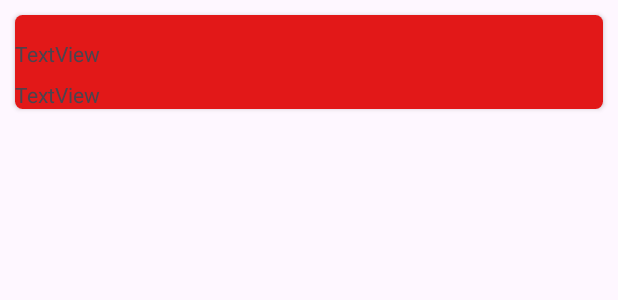
After one commit to giuseppe2028/NotesAppKotlin, an Android app: the layout card.xml on its own in the app's theme, with its tools: preview values and no code run, on a phone screen of 412 x 824 dp. The commit adds this screen. Shown: the top 300 px of the screen. Run offline under Robolectric (Android 15) with nearby library versions, the phone set to English and light mode, and no system bars.

Commit message:
Effettuato design pagina principale

```diff
--- /dev/null
+++ b/app/src/main/java/com/example/notesappkotlin/classes/ItemsViewModel.kt
@@ -0,0 +1,6 @@
+package com.example.notesappkotlin.classes
+
+class ItemsViewModel(val title:String,val text:String) {
+
+
+}
--- /dev/null
+++ b/app/src/main/res/drawable/baseline_add_circle_24.xml
@@ -0,0 +1,5 @@
+<vector android:height="24dp" android:tint="#000000"
+    android:viewportHeight="24" android:viewportWidth="24"
+    android:width="24dp" xmlns:android="http://schemas.android.com/apk/res/android">
+    <path android:fillColor="@android:color/white" android:pathData="M12,2C6.48,2 2,6.48 2,12s4.48,10 10,10 10,-4.48 10,-10S17.52,2 12,2zM17,13h-4v4h-2v-4L7,13v-2h4L11,7h2v4h4v2z"/>
+</vector>
--- /dev/null
+++ b/app/src/main/res/layout/card.xml
@@ -0,0 +1,41 @@
+<?xml version="1.0" encoding="utf-8"?>
+
+<!--Per spaziare i card usare il margin; e per riavvicinare di molto le card utilizziamo il wrap content-->
+<androidx.cardview.widget.CardView
+    xmlns:android="http://schemas.android.com/apk/res/android"
+    xmlns:app="http://schemas.android.com/apk/res-auto"
+    xmlns:tools="http://schemas.android.com/tools"
+    android:layout_width="match_parent"
+    android:layout_height="wrap_content"
+    android:layout_margin="10dp"
+    app:cardCornerRadius="5dp"
+    android:elevation="12dp">
+
+    <LinearLayout
+        android:layout_width="match_parent"
+        android:layout_height="wrap_content"
+        android:orientation="vertical"
+        app:layout_constraintBottom_toBottomOf="parent"
+        app:layout_constraintEnd_toEndOf="parent"
+        app:layout_constraintHorizontal_bias="0.0"
+        app:layout_constraintStart_toStartOf="parent"
+        app:layout_constraintTop_toTopOf="parent"
+        app:layout_constraintVertical_bias="0.023"
+        tools:background="@color/rosso">
+
+        <TextView
+            android:id="@+id/textView2"
+            android:layout_width="match_parent"
+            android:layout_height="wrap_content"
+            android:layout_marginTop="16dp"
+            android:text="TextView" />
+
+        <TextView
+            android:id="@+id/textView3"
+            android:layout_width="match_parent"
+            android:layout_height="wrap_content"
+            android:layout_marginTop="8dp"
+            android:text="TextView" />
+    </LinearLayout>
+
+</androidx.cardview.widget.CardView>
--- a/app/src/main/res/values/colors.xml
+++ b/app/src/main/res/values/colors.xml
@@ -2,4 +2,6 @@
 <resources>
     <color name="black">#FF000000</color>
     <color name="white">#FFFFFFFF</color>
+    <color name="lightBlack">#2D2727</color>
+    <color name="rosso">#E21818</color>
 </resources>
--- a/app/src/main/res/values/strings.xml
+++ b/app/src/main/res/values/strings.xml
@@ -1,3 +1,4 @@
 <resources>
     <string name="app_name">NotesAppKotlin</string>
+    <string name="note">Your notes</string>
 </resources>
```
Also changed, not shown: app/src/main/java/com/example/notesappkotlin/MainActivity.kt (+11 -0 lines), app/src/main/java/com/example/notesappkotlin/classes/CustomAdapter.kt (added, +28 -0 lines), app/src/main/res/layout/activity_main.xml (+45 -5 lines).
